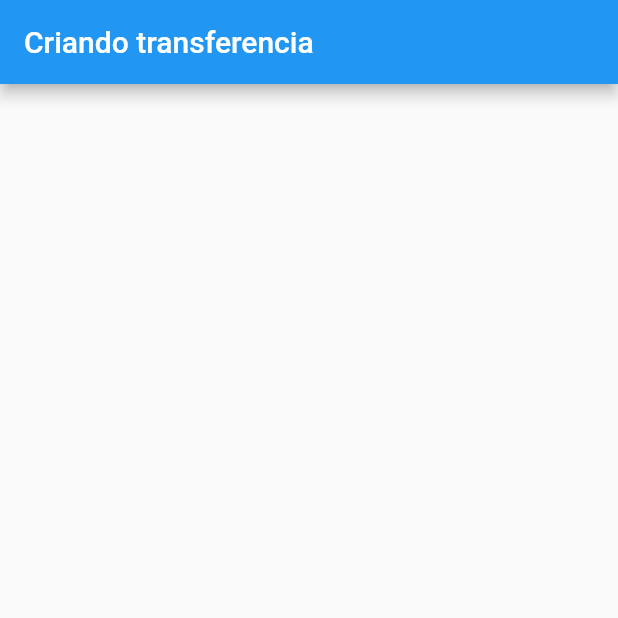
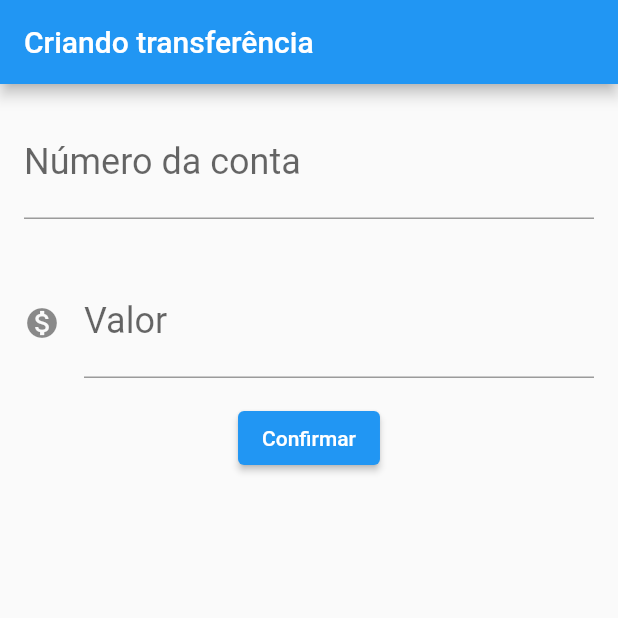
Before and after one commit to kamilaserpa/flutter-study, a Flutter app: the screen it shows after launch, on a phone screen of 412 x 824 dp, the top half of it. Run offline on Flutter 3.47's test engine with Material 2 defaults, Android fonts, the light colour scheme and no system bars.

Commit message:
3.4 Montando layout do formulario

```diff
--- a/lib/main.dart
+++ b/lib/main.dart
@@ -1,4 +1,4 @@
-// ignore_for_file: prefer_const_constructors
+// ignore_for_file: prefer_const_constructors, prefer_const_literals_to_create_immutables
 
 import 'package:flutter/material.dart';
 
@@ -19,8 +19,35 @@
   @override
   Widget build(BuildContext context) {
     return Scaffold(
-      appBar: AppBar(title: Text('Criando transferencia')),
-    );
+        appBar: AppBar(title: Text('Criando transferência')),
+        body: Column(
+          children: [
+            Padding(
+              padding: const EdgeInsets.all(16.0),
+              child: TextField(
+                style: TextStyle(fontSize: 24.0),
+                decoration: InputDecoration(
+                    labelText: 'Número da conta', hintText: '0000'),
+                keyboardType: TextInputType.number,
+              ),
+            ),
+            Padding(
+              padding: const EdgeInsets.all(16.0),
+              child: TextField(
+                style: TextStyle(fontSize: 24.0),
+                decoration: InputDecoration(
+                    icon: Icon(Icons.monetization_on),
+                    labelText: 'Valor',
+                    hintText: '0.00'),
+                keyboardType: TextInputType.number,
+              ),
+            ),
+            ElevatedButton(
+              child: Text('Confirmar'),
+              onPressed: () {},
+            ),
+          ],
+        ));
   }
 }
 
```
Also changed, not shown: 1 other file.
